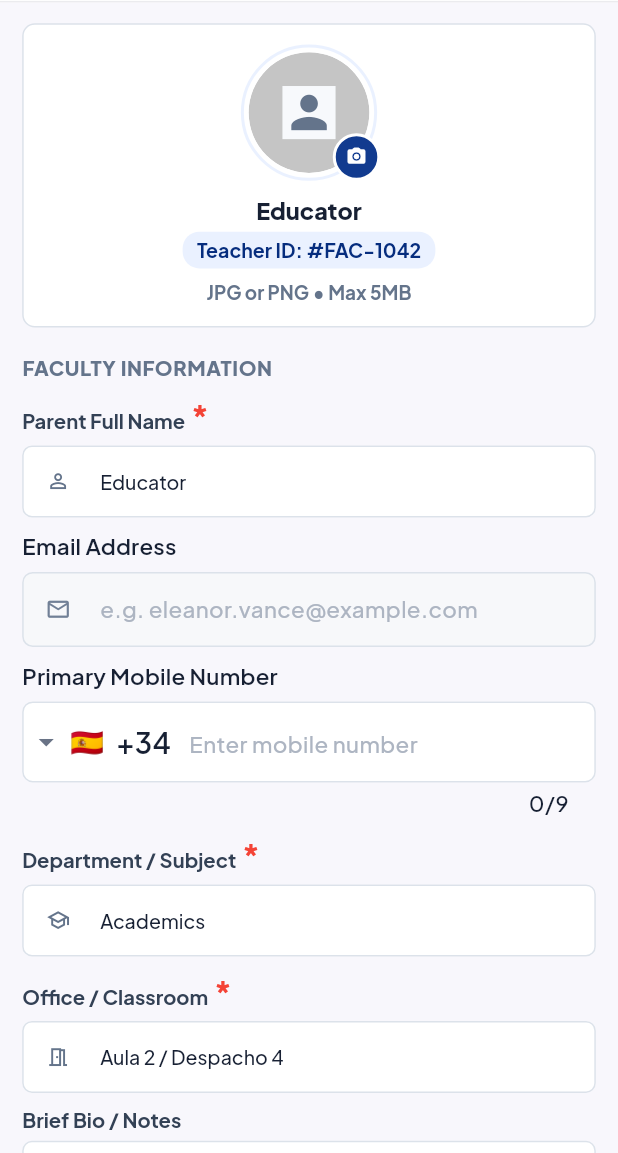
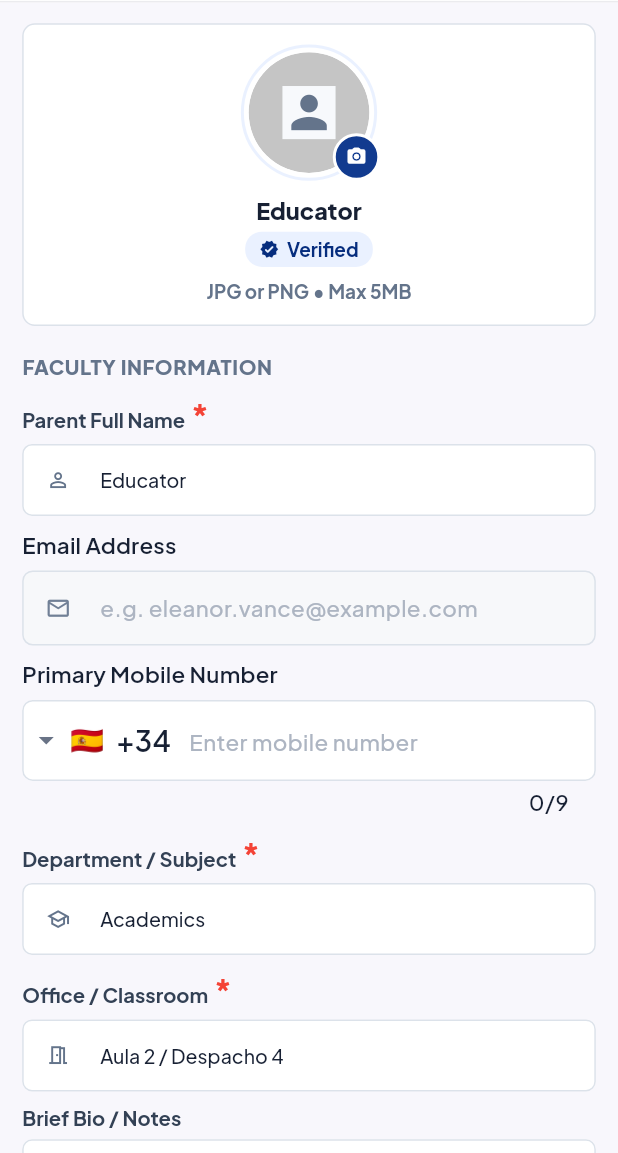
Before and after one commit to wasima-akhter/aula_360_daniiru, a Flutter app: the TeacherProfileScreen screen opened directly, after a tap on "Edit Profile", on a phone screen of 412 x 824 dp, the part 83-1236 px from its top. Run offline on Flutter 3.47's test engine with Material 3 defaults, Android fonts, the light colour scheme and no system bars; drawn by our look-alikes of cached_network_image, intl_phone_field; our stand-ins replace connectivity_plus, dio, dropdown_button2, flutter_riverpod, flutter_screenutil, flutter_secure_storage and 13 more; missing offline and left inert: jwt_decode, media_kit, media_kit_video; accounts and stored records are empty; network calls fail.

Commit message:
feat: add profile management screens and controllers for parents and teachers

```diff
--- a/assets/lang/en.json
+++ b/assets/lang/en.json
@@ -408,6 +408,7 @@
   "save_note_btn": "Save Note",
   "academy_navigation_title": "ACADEMY NAVIGATION",
   "teacher_portal_badge": "Aula 360 • Teacher Portal",
+  "teacher_id": "Teacher ID",
   "teacher_id_badge": "Teacher ID: #FAC-1042",
   "academy_messages_title": "Academy Messages",
   "academy_messages_subtitle": "View administration messages",
--- a/assets/lang/es.json
+++ b/assets/lang/es.json
@@ -411,6 +411,7 @@
   "save_note_btn": "Guardar Nota",
   "academy_navigation_title": "NAVEGACIÓN DE LA ACADEMIA",
   "teacher_portal_badge": "Aula 360 • Portal Docente",
+  "teacher_id": "ID Docente",
   "teacher_id_badge": "ID Docente: #FAC-1042",
   "academy_messages_title": "Mensajes de la Academia",
   "academy_messages_subtitle": "Ver mensajes de la dirección",
--- a/lib/features/profile/data/dtos/parent_profile_dto.dart
+++ b/lib/features/profile/data/dtos/parent_profile_dto.dart
@@ -25,7 +25,11 @@ class ParentProfileDto {
 
   factory ParentProfileDto.fromJson(Map<String, dynamic> json) {
     return ParentProfileDto(
-      userId: json['userId'] as String? ?? json['id'] as String? ?? '',
+      userId: json['userId'] as String? ??
+          json['id'] as String? ??
+          json['parentId'] as String? ??
+          json['code'] as String? ??
+          '',
       fullName: json['fullName'] as String? ?? json['name'] as String? ?? '',
       email: json['email'] as String? ?? '',
       phone: json['phone'] as String? ?? '',
--- a/lib/features/profile/data/dtos/teacher_profile_dto.dart
+++ b/lib/features/profile/data/dtos/teacher_profile_dto.dart
@@ -25,7 +25,11 @@ class TeacherProfileDto {
 
   factory TeacherProfileDto.fromJson(Map<String, dynamic> json) {
     return TeacherProfileDto(
-      userId: json['userId'] as String? ?? json['id'] as String? ?? '',
+      userId: json['userId'] as String? ??
+          json['id'] as String? ??
+          json['teacherId'] as String? ??
+          json['code'] as String? ??
+          '',
       fullName: json['fullName'] as String? ?? json['name'] as String? ?? '',
       email: json['email'] as String? ?? '',
       phone: json['phone'] as String? ?? '',
--- a/lib/features/teacher_all/data/repositories/teacher_repository_impl.dart
+++ b/lib/features/teacher_all/data/repositories/teacher_repository_impl.dart
@@ -135,6 +135,7 @@ class TeacherRepositoryImpl implements TeacherRepository {
       try {
         final entity = await repo.getTeacherProfile();
         _profile = TeacherProfileData(
+          id: entity.userId,
           name: entity.fullName,
           email: entity.email,
           phone: entity.phone,
--- a/lib/features/teacher_all/helper/teacher_models.dart
+++ b/lib/features/teacher_all/helper/teacher_models.dart
@@ -6,6 +6,7 @@ library;
 import 'teacher_enums.dart';
 
 class TeacherProfileData {
+  final String id;
   final String name;
   final String email;
   final String phone;
@@ -17,6 +18,7 @@ class TeacherProfileData {
   final String? profileImagePath;
 
   const TeacherProfileData({
+    this.id = '',
     required this.name,
     required this.email,
     required this.phone,
@@ -30,6 +32,7 @@ class TeacherProfileData {
   });
 
   TeacherProfileData copyWith({
+    String? id,
     String? name,
     String? email,
     String? phone,
@@ -41,6 +44,7 @@ class TeacherProfileData {
     String? profileImagePath,
   }) {
     return TeacherProfileData(
+      id: id ?? this.id,
       name: name ?? this.name,
       email: email ?? this.email,
       phone: phone ?? this.phone,
--- a/lib/features/teacher_all/presentation/controllers/teacher_profile_controller.dart
+++ b/lib/features/teacher_all/presentation/controllers/teacher_profile_controller.dart
@@ -64,6 +64,7 @@ class TeacherProfileController extends Notifier<TeacherProfileState> {
         ref.watch(languageProvider).valueOrNull?.language.label ?? 'English';
 
     final initialProfile = TeacherProfileData(
+      id: authUser?.id ?? '',
       name: authUser?.fullName.isNotEmpty == true
           ? authUser!.fullName
           : 'Educator',
@@ -157,6 +158,7 @@ class TeacherProfileController extends Notifier<TeacherProfileState> {
 
   void _applyProfile(TeacherProfileEntity entity) {
     final updatedData = state.profile.copyWith(
+      id: entity.userId,
       name: entity.fullName,
       email: entity.email,
       phone: entity.phone,
--- a/lib/features/teacher_all/profile/teacher_edit_profile_screen.dart
+++ b/lib/features/teacher_all/profile/teacher_edit_profile_screen.dart
@@ -59,8 +59,9 @@ class _EditTeacherProfileScreenState
     final rawPhone = profile.phone;
     _completePhoneNumber = rawPhone;
     if (rawPhone.startsWith('+34')) {
-      phoneController =
-          TextEditingController(text: rawPhone.substring(3).trim());
+      phoneController = TextEditingController(
+        text: rawPhone.substring(3).trim(),
+      );
     } else {
       phoneController = TextEditingController(text: rawPhone);
     }
@@ -164,14 +165,18 @@ class _EditTeacherProfileScreenState
                   isPhoneField: true,
                   initialCountryCode: 'ES',
                   phoneFormKey: _phoneFormKey,
-                  languageCode:
-                      ref.watch(languageProvider).valueOrNull?.languageCode,
+                  languageCode: ref
+                      .watch(languageProvider)
+                      .valueOrNull
+                      ?.languageCode,
                   onPhoneChanged: (completeNumber) {
                     _completePhoneNumber = completeNumber;
                   },
                   phoneValidator: (value) {
-                    final langCode =
-                        ref.read(languageProvider).valueOrNull?.languageCode;
+                    final langCode = ref
+                        .read(languageProvider)
+                        .valueOrNull
+                        ?.languageCode;
                     return AulaValidation.validatePhone(
                       value,
                       languageCode: langCode,
@@ -209,6 +214,18 @@ class _EditTeacherProfileScreenState
   // ===============================================================
 
   Widget _profilePhotoCard() {
+    final profile = ref.watch(teacherProfileControllerProvider).profile;
+    final authUser = ref.watch(authControllerProvider).user;
+    final teacherId = profile.id.trim().isNotEmpty
+        ? profile.id.trim()
+        : (authUser?.id.trim() ?? '');
+    final hasId = teacherId.isNotEmpty;
+    final badgeText = ref.watchTr(AppStrings.verified);
+
+    // hasId
+    //     ? '${ref.watchTr(AppStrings.teacherId)}: ${teacherId.startsWith('#') ? teacherId : '#$teacherId'}'
+    //     : ref.watchTr(AppStrings.teacherId);
+
     return Container(
       width: double.infinity,
       padding: EdgeInsets.fromLTRB(15.w, 14.h, 15.w, 15.h),
@@ -294,13 +311,24 @@ class _EditTeacherProfileScreenState
               color: AppColors.blueSoft,
               borderRadius: BorderRadius.circular(12.r),
             ),
-            child: Text(
-              ref.watchTr(AppStrings.teacherIdBadge),
+            child: Row(
+              mainAxisSize: MainAxisSize.min,
+              children: [
+                Icon(
+                  Icons.verified_rounded,
+                  color: AppColors.primaryDark,
+                  size: 14.sp,
+                ),
+                SizedBox(width: 5.w),
+                Text(
+                  badgeText,
                   style: TxtStyle.titleLarge(
                     color: AppColors.primaryDark,
-                fontSize: 15.sp,
+                    fontSize: 14.5.sp,
                     fontWeight: FontWeight.w700,
                   ),
+                ),
+              ],
             ),
           ),
           SizedBox(height: 9.h),
@@ -389,8 +417,10 @@ class _EditTeacherProfileScreenState
                 validator ??
                 (value) {
                   if (requiredField) {
-                    final langCode =
-                        ref.read(languageProvider).valueOrNull?.languageCode;
+                    final langCode = ref
+                        .read(languageProvider)
+                        .valueOrNull
+                        ?.languageCode;
                     return AulaValidation.validateRequired(
                       value,
                       fieldName: label,
@@ -569,6 +599,7 @@ class _EditTeacherProfileScreenState
     final sanitizedPhone = AulaValidation.sanitizePhone(phoneToValidate);
 
     final updatedProfile = TeacherProfileData(
+      id: ref.read(teacherProfileControllerProvider).profile.id,
       name: nameController.text.trim(),
       email: emailController.text.trim(),
       phone: sanitizedPhone,
--- a/lib/features/teacher_all/profile/teacher_profile_screen.dart
+++ b/lib/features/teacher_all/profile/teacher_profile_screen.dart
@@ -1,3 +1,4 @@
+import '../../auth/presentation/controllers/auth_controller.dart';
 import '../../parent_all/helper/parent_widgets.dart';
 import '../../share/component/logout_btn.dart';
 import '../../share/export/screen_export.dart';
@@ -14,6 +15,14 @@ class TeacherProfileScreen extends ConsumerWidget {
   Widget build(BuildContext context, WidgetRef ref) {
     final state = ref.watch(teacherProfileControllerProvider);
     final profile = state.profile;
+    final authUser = ref.watch(authControllerProvider).user;
+    final teacherId = profile.id.trim().isNotEmpty
+        ? profile.id.trim()
+        : (authUser?.id.trim() ?? '');
+    final hasId = teacherId.isNotEmpty;
+    final idText = hasId
+        ? '${ref.watchTr(AppStrings.teacherId)}: ${teacherId.startsWith('#') ? teacherId : '#$teacherId'}'
+        : ref.watchTr(AppStrings.teacherId);
 
     return Scaffold(
       backgroundColor: const Color(0xFFF8F7FC),
@@ -48,14 +57,16 @@ class TeacherProfileScreen extends ConsumerWidget {
                         fontSize: 15.sp,
                       ),
                     ),
+                    if (hasId) ...[
                       SizedBox(height: 4.h),
                       Text(
-                      ref.watchTr(AppStrings.teacherIdBadge),
+                        idText,
                         style: TxtStyle.titleLarge(
                           color: AppColors.hintTextColor,
                           fontSize: 14.5.sp,
                         ),
                       ),
+                    ],
                   ],
                 ),
               ),
@@ -68,6 +79,16 @@ class TeacherProfileScreen extends ConsumerWidget {
   // ===============================================================
 
   Widget _profileCard(WidgetRef ref, profile) {
+    final authUser = ref.watch(authControllerProvider).user;
+    final teacherId = ((profile.id ?? '') as String).trim().isNotEmpty
+        ? (profile.id as String).trim()
+        : (authUser?.id.trim() ?? '');
+    final hasId = teacherId.isNotEmpty;
+    final badgeText = ref.watchTr(AppStrings.verified);
+    // hasId
+    //     ? '${ref.watchTr(AppStrings.teacherId)}: ${teacherId.startsWith('#') ? teacherId : '#$teacherId'}'
+    //     : ref.watchTr(AppStrings.teacherId);
+
     return Container(
       width: double.infinity,
       padding: EdgeInsets.fromLTRB(15.w, 18.h, 15.w, 15.h),
@@ -159,7 +180,7 @@ class TeacherProfileScreen extends ConsumerWidget {
                 ),
                 SizedBox(width: 5.w),
                 Text(
-                  ref.watchTr(AppStrings.teacherIdBadge),
+                  badgeText,
                   style: TxtStyle.titleLarge(
                     color: AppColors.primaryDark,
                     fontSize: 14.5.sp,
--- a/lib/utils/app_strings/app_strings.dart
+++ b/lib/utils/app_strings/app_strings.dart
@@ -496,6 +496,7 @@ class AppStrings {
   static const String saveNoteBtn = 'save_note_btn';
   static const String academyNavigationTitle = 'academy_navigation_title';
   static const String teacherPortalBadge = 'teacher_portal_badge';
+  static const String teacherId = 'teacher_id';
   static const String teacherIdBadge = 'teacher_id_badge';
   static const String academyMessagesTitle = 'academy_messages_title';
   static const String academyMessagesSubtitle = 'academy_messages_subtitle';
```
Also changed, not shown: lib/features/auth/domain/entities/auth_user.dart (+6 -1 lines), lib/features/parent_all/profile/parent_edit_profile_screen.dart (+17 -6 lines), lib/features/parent_all/profile/parent_profile_screen.dart (+13 -1 lines). Lines whose indentation alone changed are shown as unchanged.
